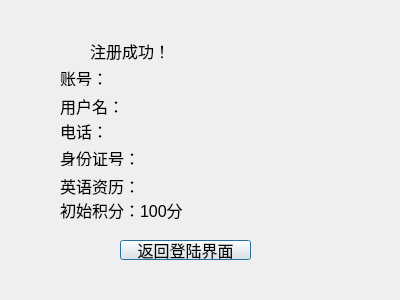
This is registerconfirm.ui in ljy9912/summer as Qt 5 draws it before an edit. The edited form follows.
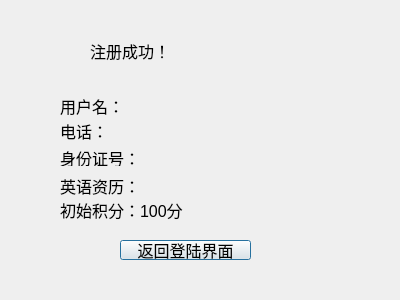
This is the edited form.

```diff
--- a/registerconfirm.ui
+++ b/registerconfirm.ui
@@ -89,25 +89,6 @@
     <string>电话：</string>
    </property>
   </widget>
-  <widget class="QLabel" name="id">
-   <property name="geometry">
-    <rect>
-     <x>60</x>
-     <y>70</y>
-     <width>271</width>
-     <height>16</height>
-    </rect>
-   </property>
-   <property name="font">
-    <font>
-     <family>Arial</family>
-     <pointsize>12</pointsize>
-    </font>
-   </property>
-   <property name="text">
-    <string>账号：</string>
-   </property>
-  </widget>
   <widget class="QPushButton" name="pushButton">
    <property name="geometry">
     <rect>
```
Left out of the diff: 2 changed lines with no effect on the pictures.
